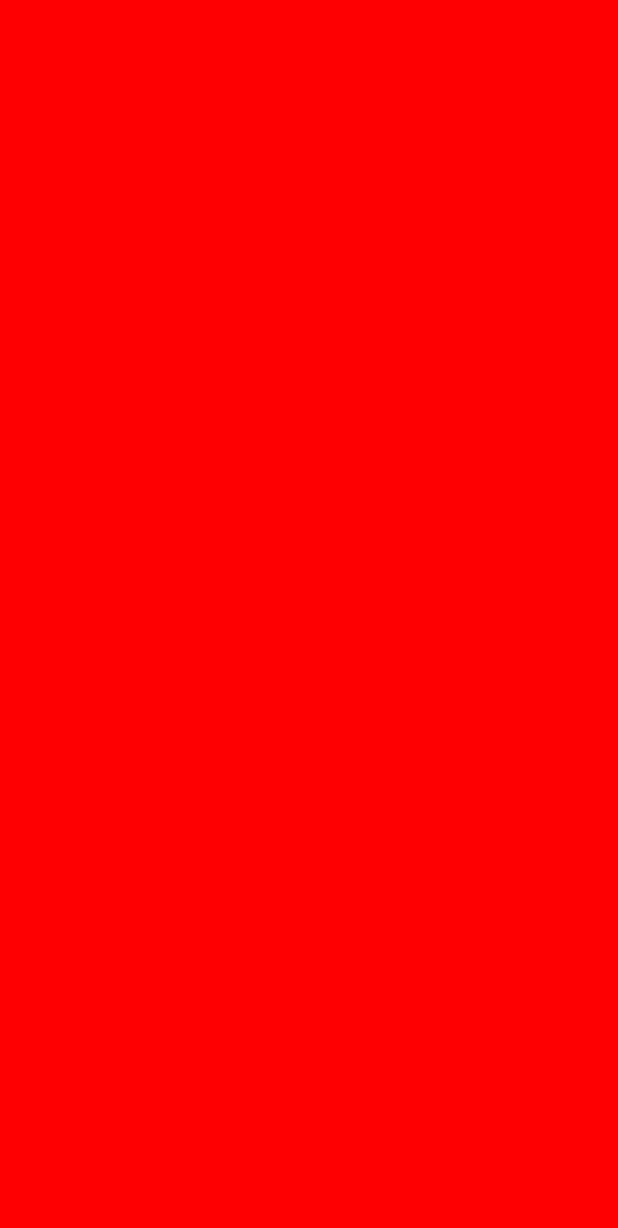
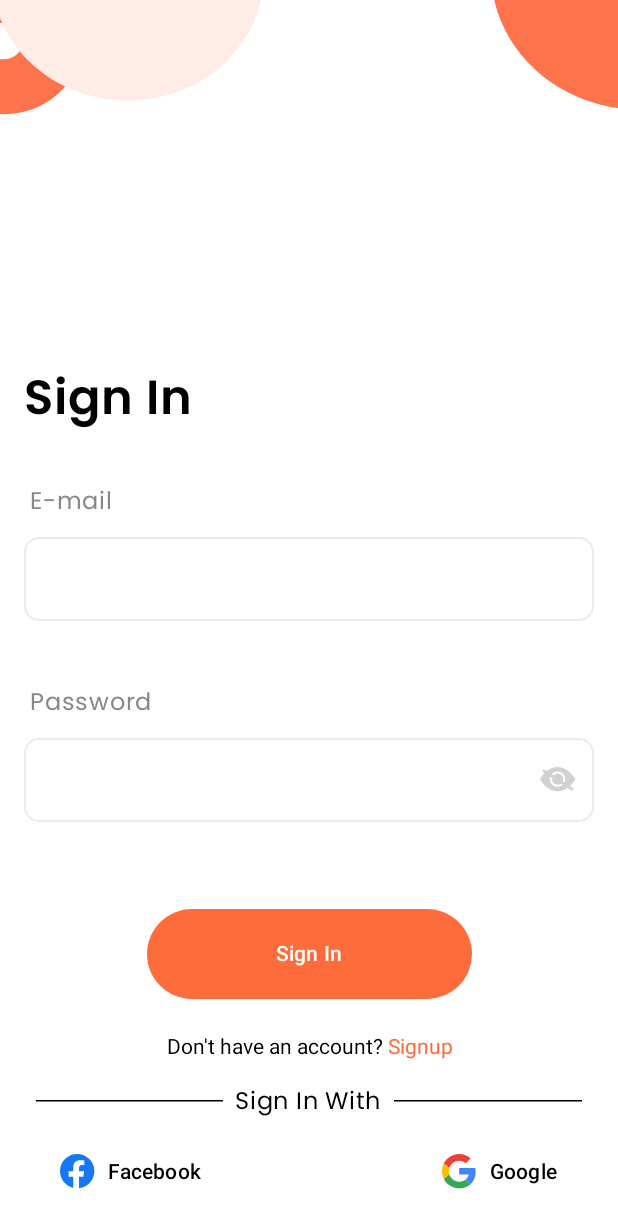
Before and after one commit to Nour5Eldin/Food_Hub_Compose, an Android app built with Jetpack Compose: the SignInScreen screen opened through its navigation route, on a phone screen of 412 x 824 dp. Before the commit the part shown is empty. Shown: the top 1228 px of the screen. Run offline under Robolectric (Android 15) with nearby library versions, the phone set to English and light mode, and no system bars; our stand-ins replace Dagger/Hilt's generated code.

Commit message:
SignInScreen.

```diff
--- a/app/src/main/java/com/noureldin/foodhub/MainActivity.kt
+++ b/app/src/main/java/com/noureldin/foodhub/MainActivity.kt
@@ -25,6 +25,7 @@ import androidx.navigation.compose.composable
 import androidx.navigation.compose.rememberNavController
 import com.noureldin.foodhub.data.FoodApi
 import com.noureldin.foodhub.ui.features.auth.AuthScreen
+import com.noureldin.foodhub.ui.features.auth.login.SignInScreen
 import com.noureldin.foodhub.ui.features.auth.signup.SignUpScreen
 import com.noureldin.foodhub.ui.navigation.AuthScreen
 import com.noureldin.foodhub.ui.navigation.Home
@@ -93,10 +94,7 @@ class MainActivity : ComponentActivity() {
                             AuthScreen(navController)
                         }
                         composable<Login>{
-                            Box(modifier = Modifier
-                                .fillMaxSize()
-                                .background(Color.Red)){
-                            }
+                            SignInScreen(navController)
                         }
                         composable<Home>{
                             Box(modifier = Modifier
--- a/app/src/main/java/com/noureldin/foodhub/data/FoodApi.kt
+++ b/app/src/main/java/com/noureldin/foodhub/data/FoodApi.kt
@@ -1,6 +1,7 @@
 package com.noureldin.foodhub.data
 
 import com.noureldin.foodhub.data.model.AuthResponse
+import com.noureldin.foodhub.data.model.SignInRequest
 import com.noureldin.foodhub.data.model.SignUpRequest
 import retrofit2.http.Body
 import retrofit2.http.GET
@@ -13,4 +14,7 @@ interface FoodApi {
 
     @POST("/auth/signup")
     suspend fun signup(@Body request: SignUpRequest): AuthResponse
+
+    @POST("/auth/login")
+    suspend fun signIn(@Body request: SignInRequest): AuthResponse
 }
--- /dev/null
+++ b/app/src/main/java/com/noureldin/foodhub/data/model/SignInRequest.kt
@@ -0,0 +1,6 @@
+package com.noureldin.foodhub.data.model
+
+data class SignInRequest(
+    val email: String,
+    val password: String
+)
--- /dev/null
+++ b/app/src/main/java/com/noureldin/foodhub/ui/features/auth/login/SignInScreen.kt
@@ -0,0 +1,219 @@
+package com.noureldin.foodhub.ui.features.auth.login
+
+import androidx.compose.animation.AnimatedContent
+import androidx.compose.animation.core.tween
+import androidx.compose.animation.fadeIn
+import androidx.compose.animation.fadeOut
+import androidx.compose.animation.scaleIn
+import androidx.compose.animation.scaleOut
+import androidx.compose.animation.togetherWith
+import androidx.compose.foundation.Image
+import androidx.compose.foundation.clickable
+import androidx.compose.foundation.layout.Box
+import androidx.compose.foundation.layout.Column
+import androidx.compose.foundation.layout.Spacer
+import androidx.compose.foundation.layout.fillMaxSize
+import androidx.compose.foundation.layout.fillMaxWidth
+import androidx.compose.foundation.layout.height
+import androidx.compose.foundation.layout.padding
+import androidx.compose.foundation.layout.size
+import androidx.compose.foundation.text.BasicText
+import androidx.compose.material3.Button
+import androidx.compose.material3.ButtonDefaults
+import androidx.compose.material3.CircularProgressIndicator
+import androidx.compose.material3.Text
+import androidx.compose.runtime.Composable
+import androidx.compose.runtime.LaunchedEffect
+import androidx.compose.runtime.collectAsState
+import androidx.compose.runtime.getValue
+import androidx.compose.runtime.mutableStateOf
+import androidx.compose.runtime.remember
+import androidx.compose.runtime.setValue
+import androidx.compose.ui.Alignment
+import androidx.compose.ui.Modifier
+import androidx.compose.ui.graphics.Color
+import androidx.compose.ui.layout.ContentScale
+import androidx.compose.ui.platform.LocalContext
+import androidx.compose.ui.res.painterResource
+import androidx.compose.ui.res.stringResource
+import androidx.compose.ui.text.AnnotatedString
+import androidx.compose.ui.text.SpanStyle
+import androidx.compose.ui.text.buildAnnotatedString
+import androidx.compose.ui.text.font.FontWeight
+import androidx.compose.ui.text.input.PasswordVisualTransformation
+import androidx.compose.ui.text.input.VisualTransformation
+import androidx.compose.ui.text.style.TextAlign
+import androidx.compose.ui.tooling.preview.Preview
+import androidx.compose.ui.unit.dp
+import androidx.compose.ui.unit.sp
+import androidx.hilt.navigation.compose.hiltViewModel
+import androidx.lifecycle.compose.collectAsStateWithLifecycle
+import androidx.navigation.NavController
+import androidx.navigation.compose.rememberNavController
+import com.noureldin.foodhub.R
+import com.noureldin.foodhub.ui.FoodHubTextField
+import com.noureldin.foodhub.ui.GroupSocialButtons
+import com.noureldin.foodhub.ui.navigation.AuthScreen
+import com.noureldin.foodhub.ui.navigation.Home
+import com.noureldin.foodhub.ui.navigation.Login
+import com.noureldin.foodhub.ui.navigation.SignUp
+import com.noureldin.foodhub.ui.theme.orange
+import kotlinx.coroutines.flow.collectLatest
+
+@Composable
+fun SignInScreen(navController: NavController,viewModel: SignInViewModel = hiltViewModel()) {
+    Box(modifier = Modifier.fillMaxSize()){
+
+        val email = viewModel.email.collectAsStateWithLifecycle()
+        val password = viewModel.password.collectAsStateWithLifecycle()
+        val errorMessage = remember { mutableStateOf<String?>(null) }
+        val loading = remember { mutableStateOf(false) }
+        val uiState = viewModel.uiState.collectAsState()
+        when (uiState.value) {
+
+            is SignInViewModel.SignInEvent.Error -> {
+                // show error
+                loading.value = false
+                errorMessage.value = "Failed"
+            }
+
+            is SignInViewModel.SignInEvent.Loading -> {
+                loading.value = true
+                errorMessage.value = null
+            }
+
+            else -> {
+                loading.value = false
+                errorMessage.value = null
+            }
+        }
+        val context = LocalContext.current
+        LaunchedEffect(true) {
+            viewModel.navigationEvent.collectLatest { event ->
+                when (event) {
+                    is SignInViewModel.SignInNavigationEvent.NavigateToHome -> {
+                       navController.navigate(Home){
+                           popUpTo(AuthScreen){
+                               inclusive = true
+                           }
+                       }
+                    }
+                    is SignInViewModel.SignInNavigationEvent.NavigateToSignUp -> {
+                        navController.navigate(SignUp)
+                    }
+                }
+            }
+        }
+
+
+        var isPasswordVisible by remember { mutableStateOf(false) }
+        Image(
+            painter = painterResource(id = R.drawable.auth_background), contentDescription = null,
+            modifier = Modifier.fillMaxSize(),
+            contentScale = ContentScale.FillBounds
+        )
+        Column (modifier = Modifier
+            .fillMaxSize()
+            .padding(16.dp), horizontalAlignment = Alignment.CenterHorizontally){
+            Box(modifier = Modifier.weight(1f))
+            Text(text = stringResource(id = R.string.sign_in),
+                fontSize = 32.sp,
+                fontWeight = FontWeight.SemiBold,
+                modifier = Modifier.fillMaxWidth())
+            Spacer(modifier = Modifier.size(26.dp))
+            FoodHubTextField(
+                value = email.value,
+                onValueChange = {viewModel.onEmailChange(it)},
+                label = {
+                    Text(text = stringResource(id = R.string.email),color = Color.Gray)
+                },
+                modifier = Modifier.fillMaxWidth(),
+            )
+            Spacer(modifier = Modifier.size(26.dp))
+            FoodHubTextField(
+                value = password.value,
+                onValueChange = {viewModel.onPasswordChange(it) },
+                label = {
+                    Text(
+                        text = stringResource(id = R.string.password),
+                        color = Color.Gray
+                    )
+                },
+                modifier = Modifier.fillMaxWidth(),
+                visualTransformation = if (isPasswordVisible) VisualTransformation.None else PasswordVisualTransformation(),
+                trailingIcon = {
+                    Image(
+                        painter = painterResource(
+                            id = if (isPasswordVisible) R.drawable.ic_eye else R.drawable.ic_eye_off // Toggle icon
+                        ),
+                        contentDescription = null,
+                        modifier = Modifier
+                            .size(24.dp)
+                            .clickable { isPasswordVisible = !isPasswordVisible } // Toggle visibility
+                    )
+                }
+            )
+            Spacer(modifier = Modifier.size(26.dp))
+            Text(text = errorMessage.value ?: "", color = Color.Red)
+            Button(onClick = { viewModel.onSignInClick() }, modifier = Modifier.height(60.dp), colors = ButtonDefaults.buttonColors(containerColor = orange)) {
+                Box {
+                    AnimatedContent(targetState = loading.value,
+                        transitionSpec = {
+                            fadeIn(animationSpec = tween(300)) + scaleIn(initialScale = 0.8f) togetherWith
+                                    fadeOut(animationSpec = tween(300)) + scaleOut(targetScale = 0.8f)
+                        },
+                        label = "",
+                    ) { target ->
+                        if (target) {
+                            CircularProgressIndicator(
+                                color = Color.White,
+                                modifier = Modifier
+                                    .padding(horizontal = 32.dp)
+                                    .size(24.dp)
+                            )
+                        } else {
+                            Text(
+                                text = stringResource(id = R.string.sign_in),
+                                color = Color.White,
+                                modifier = Modifier.padding(horizontal = 62.dp)
+                            )
+                        }
+
+                    }
+
+
+                }
+
+            }
+            Spacer(modifier = Modifier.size(16.dp))
+            val fullText = stringResource(id = R.string.do_not_have_account) // "Already have an account? Login"
+            val loginText = "Signup"
+            // Build the styled text as AnnotatedString
+            val styledText: AnnotatedString = buildAnnotatedString {
+                append(fullText.substringBefore(loginText)) // Add text before "Login"
+                pushStyle(SpanStyle(color = orange)) // Apply red color to "Login"
+                append(loginText) // Add "Login"
+                pop() // Reset style
+                append(fullText.substringAfter(loginText)) // Add text after "Login"
+            }
+            // Display the styled text
+            BasicText(
+                text = styledText,
+                modifier = Modifier
+                    .padding(8.dp)
+                    .clickable { viewModel.onLoginClicked()}
+                    .fillMaxWidth(),
+                style = androidx.compose.ui.text.TextStyle(
+                    textAlign = TextAlign.Center
+                )
+            )
+            GroupSocialButtons(color= Color.Black,onFacebookClick = {}) { }
+        }
+    }
+}
+
+@Preview(showBackground = true)
+@Composable
+private fun SignUpScreenPreview() {
+    SignInScreen(rememberNavController())
+}
--- /dev/null
+++ b/app/src/main/java/com/noureldin/foodhub/ui/features/auth/login/SignInViewModel.kt
@@ -0,0 +1,75 @@
+package com.noureldin.foodhub.ui.features.auth.login
+
+import androidx.lifecycle.ViewModel
+import androidx.lifecycle.viewModelScope
+import com.noureldin.foodhub.data.FoodApi
+import com.noureldin.foodhub.data.model.SignInRequest
+import dagger.hilt.android.lifecycle.HiltViewModel
+import kotlinx.coroutines.flow.MutableSharedFlow
+import kotlinx.coroutines.flow.MutableStateFlow
+import kotlinx.coroutines.flow.asSharedFlow
+import kotlinx.coroutines.flow.asStateFlow
+import kotlinx.coroutines.launch
+import javax.inject.Inject
+
+@HiltViewModel
+class SignInViewModel@Inject constructor(val FoodApi: FoodApi): ViewModel() {
+
+    private val _uiState = MutableStateFlow<SignInEvent>(SignInEvent.Nothing)
+    val uiState = _uiState.asStateFlow()
+
+    private val _navigationEvent = MutableSharedFlow<SignInNavigationEvent>()
+    val navigationEvent = _navigationEvent.asSharedFlow()
+
+    private val _email = MutableStateFlow("")
+    val email = _email.asStateFlow()
+
+    private val _password = MutableStateFlow("")
+    val password = _password.asStateFlow()
+
+    fun onEmailChange(email: String){
+        _email.value = email
+    }
+    fun onPasswordChange(password: String){
+        _password.value = password
+    }
+    fun onSignInClick(){
+        viewModelScope.launch {
+            _uiState.value = SignInEvent.Loading
+            try {
+                val response = FoodApi.signIn(
+                    SignInRequest(
+                        email = email.value,
+                        password = password.value
+                    )
+                )
+                if (response.token.isNotEmpty()){
+                    _uiState.value = SignInEvent.Success
+                    _navigationEvent.emit(SignInNavigationEvent.NavigateToHome)
+                }
+            }catch (e: Exception){
+                e.printStackTrace()
+                _uiState.value = SignInEvent.Error
+            }
+        }
+    }
+
+    fun onLoginClicked() {
+        viewModelScope.launch {
+            _navigationEvent.emit(SignInNavigationEvent.NavigateToSignUp)
+        }
+    }
+
+
+    sealed class SignInNavigationEvent {
+        object NavigateToSignUp : SignInNavigationEvent()
+        object NavigateToHome : SignInNavigationEvent()
+    }
+
+    sealed class SignInEvent {
+        object Nothing : SignInEvent()
+        object Success : SignInEvent()
+        object Error : SignInEvent()
+        object Loading : SignInEvent()
+    }
+}
--- a/app/src/main/res/values/strings.xml
+++ b/app/src/main/res/values/strings.xml
@@ -5,6 +5,7 @@
     <string name="food_hub">FoodHub</string>
     <string name="food_hub_desc">Your favourite foods delivered fast at your door.</string>
     <string name="alread_have_account">Already have an account? Login\n</string>
+    <string name="do_not_have_account">Don\'t have an account? Signup</string>
     <string name="sign_with_email">Sign in with email</string>
     <string name="sign_with_facebook">Facebook</string>
     <string name="sign_with_google">Google</string>
@@ -13,4 +14,5 @@
     <string name="password">Password</string>
     <string name="email">E-mail</string>
     <string name="fullName">Full name</string>
+    <string name="sign_in">Sign In</string>
 </resources>
```
